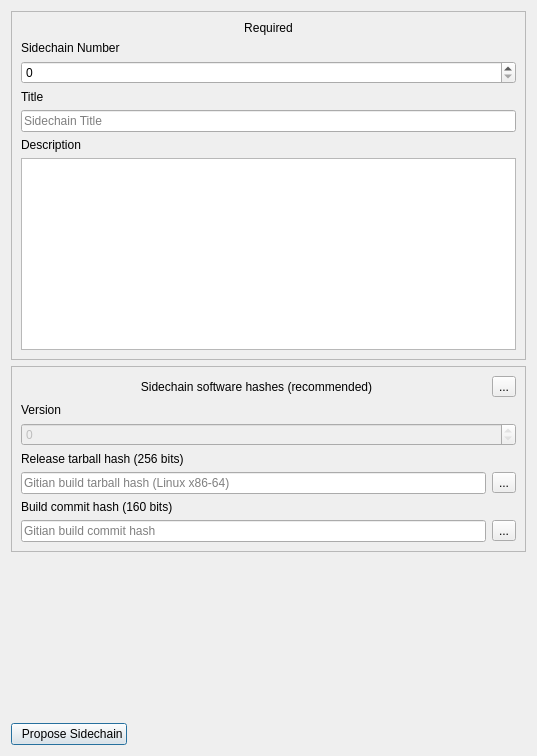
Old version of the form src/qt/forms/sidechainproposaldialog.ui in the repository torkelrogstad/mainchain.
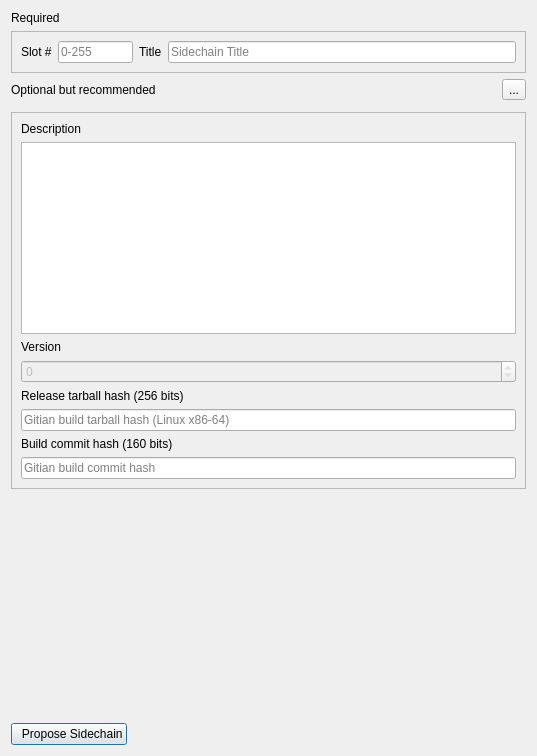
New version of the form. Icons and pictures are not drawn.

Commit message: Update sidechain proposal dialog style

What changed in the file:
```diff
--- a/src/qt/forms/sidechainproposaldialog.ui
+++ b/src/qt/forms/sidechainproposaldialog.ui
@@ -14,6 +14,16 @@
    <string>Create Sidechain Proposal</string>
   </property>
   <layout class="QVBoxLayout" name="verticalLayout">
+   <item>
+    <widget class="QLabel" name="label_3">
+     <property name="text">
+      <string>Required</string>
+     </property>
+     <property name="alignment">
+      <set>Qt::AlignLeading|Qt::AlignLeft|Qt::AlignVCenter</set>
+     </property>
+    </widget>
+   </item>
    <item>
     <widget class="QFrame" name="frame_13">
      <property name="frameShape">
@@ -24,43 +34,125 @@
      </property>
      <layout class="QVBoxLayout" name="verticalLayout_12">
       <item>
-       <widget class="QLabel" name="label_3">
-        <property name="text">
-         <string>Required</string>
+       <layout class="QHBoxLayout" name="horizontalLayout_3">
+        <property name="bottomMargin">
+         <number>0</number>
         </property>
-        <property name="alignment">
-         <set>Qt::AlignCenter</set>
-        </property>
-       </widget>
+        <item>
+         <widget class="QLabel" name="label">
+          <property name="text">
+           <string>Slot #</string>
+          </property>
+         </widget>
+        </item>
+        <item>
+         <widget class="QLineEdit" name="lineEditNumber">
+          <property name="sizePolicy">
+           <sizepolicy hsizetype="Maximum" vsizetype="Fixed">
+            <horstretch>0</horstretch>
+            <verstretch>0</verstretch>
+           </sizepolicy>
+          </property>
+          <property name="maximumSize">
+           <size>
+            <width>75</width>
+            <height>16777215</height>
+           </size>
+          </property>
+          <property name="placeholderText">
+           <string>0-255</string>
+          </property>
+         </widget>
+        </item>
+        <item>
+         <widget class="QLabel" name="label_4">
+          <property name="text">
+           <string>Title</string>
+          </property>
+         </widget>
+        </item>
+        <item>
+         <widget class="QLineEdit" name="lineEditTitle">
+          <property name="placeholderText">
+           <string>Sidechain Title</string>
+          </property>
+         </widget>
+        </item>
+       </layout>
       </item>
-      <item>
-       <widget class="QLabel" name="label">
-        <property name="text">
-         <string>Sidechain Number</string>
-        </property>
-       </widget>
-      </item>
-      <item>
-       <widget class="QSpinBox" name="spinBoxNSidechain">
-        <property name="maximum">
-         <number>255</number>
-        </property>
-       </widget>
-      </item>
-      <item>
-       <widget class="QLabel" name="label_4">
-        <property name="text">
-         <string>Title</string>
-        </property>
-       </widget>
-      </item>
-      <item>
-       <widget class="QLineEdit" name="lineEditTitle">
-        <property name="placeholderText">
-         <string>Sidechain Title</string>
-        </property>
-       </widget>
-      </item>
+     </layout>
+    </widget>
+   </item>
+   <item>
+    <layout class="QHBoxLayout" name="horizontalLayout_2">
+     <property name="bottomMargin">
+      <number>0</number>
+     </property>
+     <item>
+      <widget class="QLabel" name="label_2">
+       <property name="text">
+        <string>Optional but recommended</string>
+       </property>
+       <property name="alignment">
+        <set>Qt::AlignLeading|Qt::AlignLeft|Qt::AlignVCenter</set>
+       </property>
+      </widget>
+     </item>
+     <item>
+      <widget class="QToolButton" name="toolButtonHelp">
+       <property name="text">
+        <string>...</string>
+       </property>
+       <property name="icon">
+        <iconset resource="../drivechain.qrc">
+         <normaloff>:/icons/transaction_0</normaloff>:/icons/transaction_0</iconset>
+       </property>
+       <property name="iconSize">
+        <size>
+         <width>24</width>
+         <height>24</height>
+        </size>
+       </property>
+      </widget>
+     </item>
+    </layout>
+   </item>
+   <item>
+    <widget class="QFrame" name="frame_7">
+     <property name="frameShape">
+      <enum>QFrame::NoFrame</enum>
+     </property>
+     <property name="frameShadow">
+      <enum>QFrame::Raised</enum>
+     </property>
+     <layout class="QHBoxLayout" name="horizontalLayout_4">
+      <property name="spacing">
+       <number>0</number>
+      </property>
+      <property name="leftMargin">
+       <number>0</number>
+      </property>
+      <property name="topMargin">
+       <number>0</number>
+      </property>
+      <property name="rightMargin">
+       <number>0</number>
+      </property>
+      <property name="bottomMargin">
+       <number>0</number>
+      </property>
+     </layout>
+    </widget>
+   </item>
+   <item>
+    <widget class="QFrame" name="frame_12">
+     <property name="frameShape">
+      <enum>QFrame::StyledPanel</enum>
+     </property>
+     <property name="frameShadow">
+      <enum>QFrame::Raised</enum>
+     </property>
+     <layout class="QVBoxLayout" name="verticalLayout_13">
       <item>
        <widget class="QLabel" name="label_5">
         <property name="text">
@@ -78,72 +170,6 @@
         </property>
        </widget>
       </item>
-     </layout>
-    </widget>
-   </item>
-   <item>
-    <widget class="QFrame" name="frame_12">
-     <property name="frameShape">
-      <enum>QFrame::StyledPanel</enum>
-     </property>
-     <property name="frameShadow">
-      <enum>QFrame::Raised</enum>
-     </property>
-     <layout class="QVBoxLayout" name="verticalLayout_13">
-      <item>
-       <widget class="QFrame" name="frame_7">
-        <property name="frameShape">
-         <enum>QFrame::NoFrame</enum>
-        </property>
-        <property name="frameShadow">
-         <enum>QFrame::Raised</enum>
-        </property>
-        <layout class="QHBoxLayout" name="horizontalLayout_4">
-         <property name="spacing">
-          <number>0</number>
-         </property>
-         <property name="leftMargin">
-          <number>0</number>
-         </property>
-         <property name="topMargin">
-          <number>0</number>
-         </property>
-         <property name="rightMargin">
-          <number>0</number>
-         </property>
-         <property name="bottomMargin">
-          <number>0</number>
-         </property>
-         <item>
-          <widget class="QLabel" name="label_2">
-           <property name="text">
-            <string>Sidechain software hashes (recommended)</string>
-           </property>
-           <property name="alignment">
-            <set>Qt::AlignCenter</set>
-           </property>
-          </widget>
-         </item>
-         <item>
-          <widget class="QToolButton" name="toolButtonSoftwareHashes">
-           <property name="text">
-            <string>...</string>
-           </property>
-           <property name="icon">
-            <iconset resource="../drivechain.qrc">
-             <normaloff>:/icons/transaction_0</normaloff>:/icons/transaction_0</iconset>
-           </property>
-           <property name="iconSize">
-            <size>
-             <width>24</width>
-             <height>24</height>
-            </size>
-           </property>
-          </widget>
-         </item>
-        </layout>
-       </widget>
-      </item>
       <item>
        <widget class="QLabel" name="label_13">
         <property name="text">
@@ -196,23 +222,6 @@
            </property>
           </widget>
          </item>
-         <item>
-          <widget class="QToolButton" name="toolButtonIDHash1">
-           <property name="text">
-            <string>...</string>
-           </property>
-           <property name="icon">
-            <iconset resource="../drivechain.qrc">
-             <normaloff>:/icons/transaction_0</normaloff>:/icons/transaction_0</iconset>
-           </property>
-           <property name="iconSize">
-            <size>
-             <width>24</width>
-             <height>24</height>
-            </size>
-           </property>
-          </widget>
-         </item>
         </layout>
        </widget>
       </item>
@@ -251,23 +260,6 @@
            </property>
           </widget>
          </item>
-         <item>
-          <widget class="QToolButton" name="toolButtonIDHash2">
-           <property name="text">
-            <string>...</string>
-           </property>
-           <property name="icon">
-            <iconset resource="../drivechain.qrc">
-             <normaloff>:/icons/transaction_0</normaloff>:/icons/transaction_0</iconset>
-           </property>
-           <property name="iconSize">
-            <size>
-             <width>24</width>
-             <height>24</height>
-            </size>
-           </property>
-          </widget>
-         </item>
         </layout>
        </widget>
       </item>
```
The commit also changes 2 other files.
